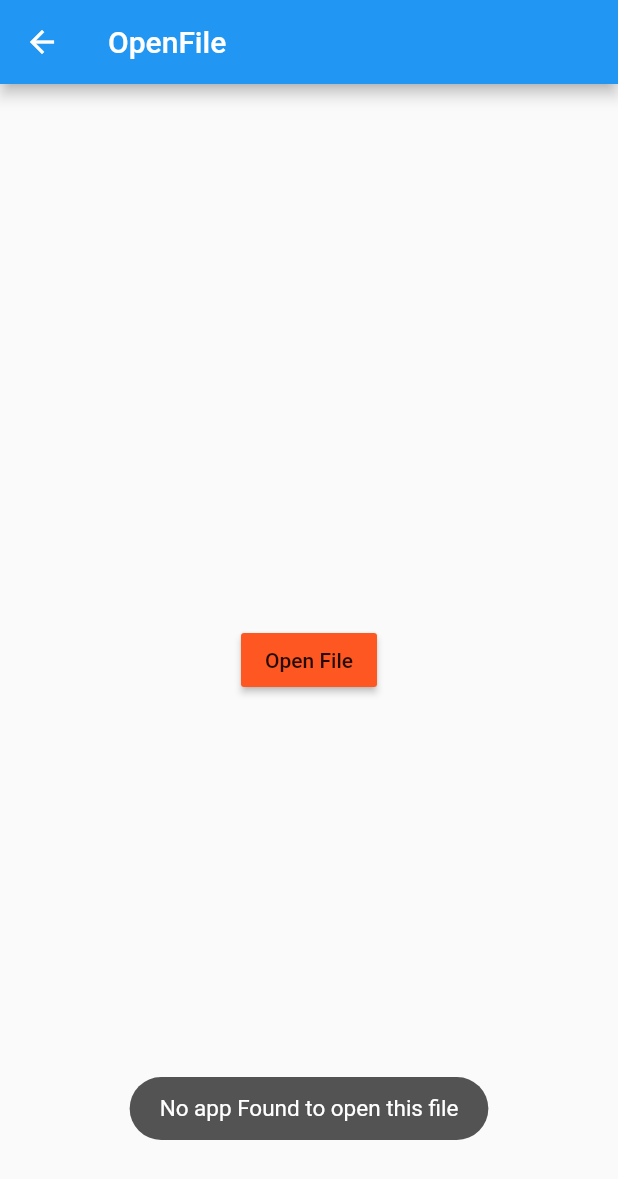
After one commit to AnuraghYarlagadda/VNRPlacementsFlutter, a Flutter app: the HomeOpenFile screen opened directly, after a tap on "Open File", on a phone screen of 412 x 824 dp. The commit adds this screen. Shown: the top 1179 px of the screen. Run offline on Flutter 3.47's test engine with Material 2 defaults, Android fonts, the phone set to English and light mode, and no system bars; our stand-ins replace dio, firebase_auth, firebase_storage, flutter_offline, open_file, permission_handler and 1 more; accounts and stored records are empty; network calls fail.

Commit message:
Done-Open File from local storage

```diff
--- a/lib/Home.dart
+++ b/lib/HomeDownload.dart
@@ -7,14 +7,14 @@ import 'package:vnrplacements/StoragePermissions.dart';
 import './download.dart';
 import 'package:flutter_offline/flutter_offline.dart';
 
-class Home extends StatefulWidget {
+class HomeDownload extends StatefulWidget {
   @override
-  _HomeState createState() => _HomeState();
+  _HomeDownloadState createState() => _HomeDownloadState();
 }
 
 enum Status { start, running, completed }
 
-class _HomeState extends State<Home> {
+class _HomeDownloadState extends State<HomeDownload> {
   String _dir, _url, _filename;
   int _status;
   @override
--- /dev/null
+++ b/lib/HomeOpenFile.dart
@@ -0,0 +1,35 @@
+import 'package:flutter/material.dart';
+import 'package:vnrplacements/StoragePermissions.dart';
+import 'openFileFromLocalStorage.dart';
+
+class HomeOpenFile extends StatefulWidget {
+  @override
+  _HomeOpenFileState createState() => _HomeOpenFileState();
+}
+
+class _HomeOpenFileState extends State<HomeOpenFile> {
+  @override
+  void initState() {
+    super.initState();
+    grantStoragePermissionAndCreateDir(context);
+  }
+
+  @override
+  Widget build(BuildContext context){
+    final filePath =
+        "/storage/emulated/0" + "/Placements" + "/AlumniDetail.xlsx";
+    return Scaffold(
+      appBar: new AppBar(
+        title: Text("OpenFile"),
+      ),
+      body: Center(
+        child: RaisedButton(
+            color: Colors.deepOrange,
+            child: Text("Open File"),
+            onPressed: () async {
+              await openFile(context, filePath);
+            }),
+      ),
+    );
+  }
+}
--- a/lib/main.dart
+++ b/lib/main.dart
@@ -1,7 +1,7 @@
 import 'package:flutter/material.dart';
+import 'package:vnrplacements/HomeDownload.dart';
+import 'package:vnrplacements/HomeOpenFile.dart';
 import 'package:vnrplacements/openInBrowser.dart';
-import './Home.dart';
-
 
 void main() {
   runApp(MyApp());
--- /dev/null
+++ b/lib/openFileFromLocalStorage.dart
@@ -0,0 +1,16 @@
+import 'package:flutter/material.dart';
+import 'package:open_file/open_file.dart';
+import 'package:toast/toast.dart';
+
+Future<void> openFile(BuildContext context,String filePath) async {
+
+  final result = await OpenFile.open(filePath);
+  if (result.type == ResultType.fileNotFound) {
+    Toast.show("File not found!", context);
+  }
+  if (result.type == ResultType.noAppToOpen) {
+    Toast.show("No app Found to open this file", context);
+  }
+  print(result.message);
+  print(result.type);
+}
--- a/pubspec.yaml
+++ b/pubspec.yaml
@@ -34,6 +34,7 @@ dependencies:
   toast: ^0.1.5
   flutter_offline: "^0.3.0"
   url_launcher: ^5.4.2
+  open_file: ^3.0.1
 
 
   # The following adds the Cupertino Icons font to your application.
```
Also changed, not shown: pubspec.lock.
